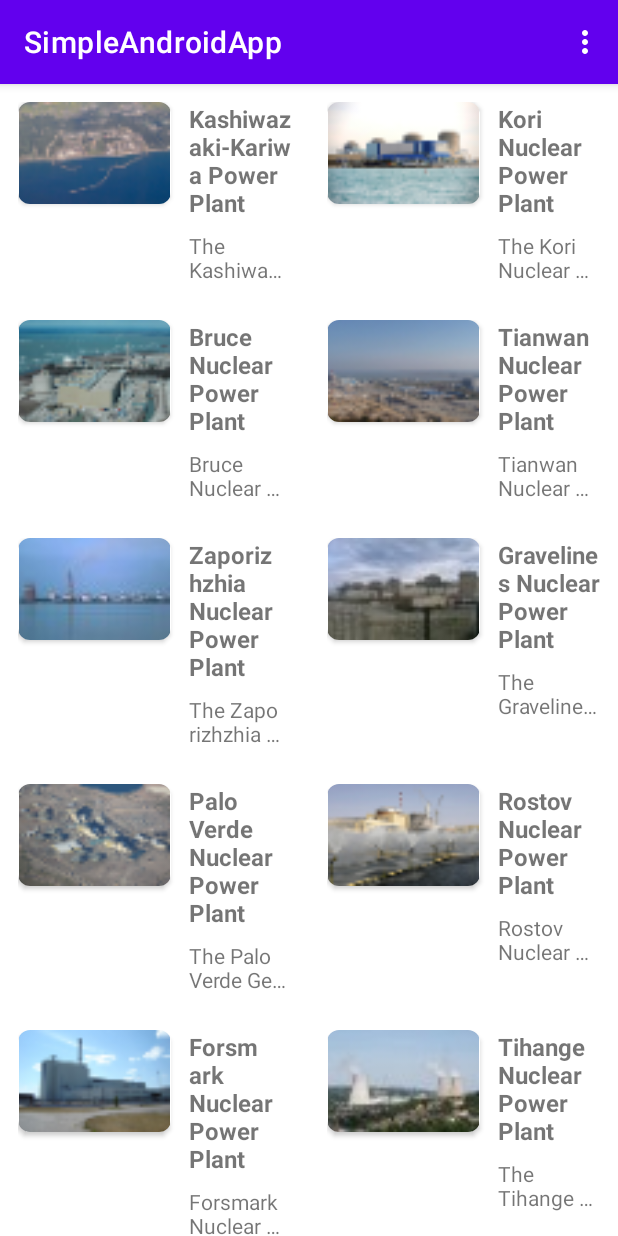
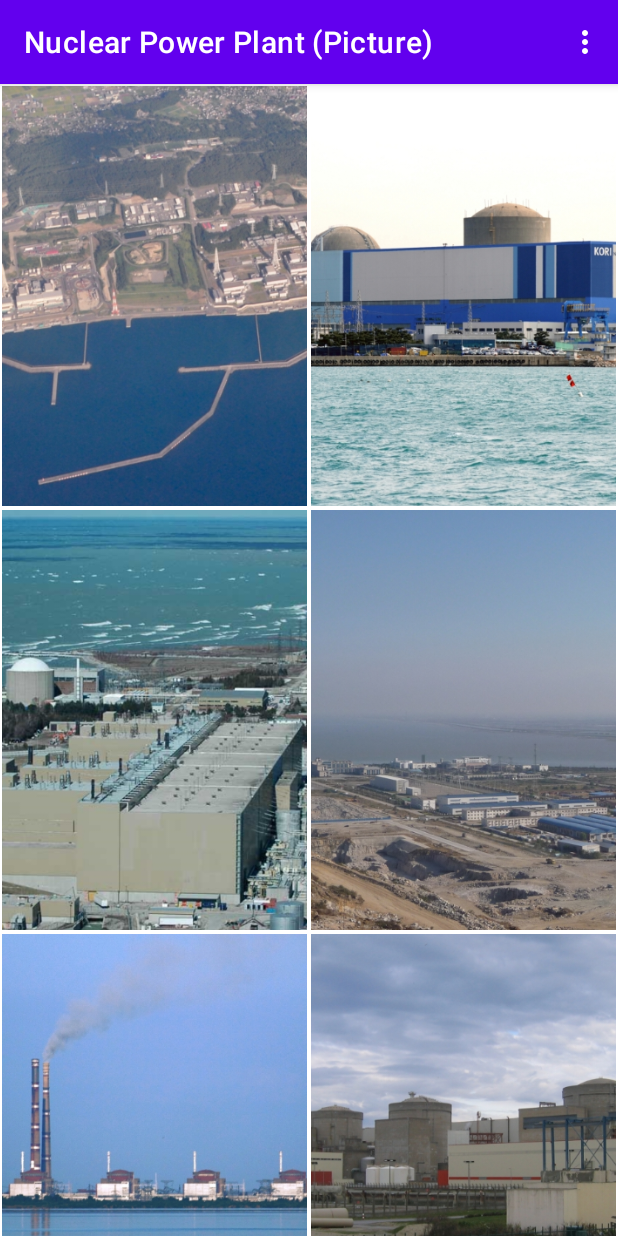
Before and after one commit to aNdr3W03/SimpleAndroidApp, an Android app: the screen it shows after launch (MainActivity), in the options menu, after a tap on "Grid", on a phone screen of 412 x 824 dp. Run offline under Robolectric (Android 15) with nearby library versions, the phone set to English and light mode, and no system bars.

Commit message:
update action bar title

```diff
--- /dev/null
+++ b/app/src/main/java/com/andrew/simpleandroidapp/GridNuclearAdapter.kt
@@ -0,0 +1,31 @@
+package com.andrew.simpleandroidapp
+
+import android.view.LayoutInflater
+import android.view.View
+import android.view.ViewGroup
+import android.widget.ImageView
+import androidx.recyclerview.widget.RecyclerView
+import com.bumptech.glide.Glide
+import com.bumptech.glide.request.RequestOptions
+
+class GridNuclearAdapter(val listNuclear: ArrayList<Nuclear>) : RecyclerView.Adapter<GridNuclearAdapter.GridViewHolder>() {
+    inner class GridViewHolder(itemView: View) : RecyclerView.ViewHolder(itemView) {
+        var imgPhoto: ImageView = itemView.findViewById(R.id.img_item_photo)
+    }
+
+    override fun onCreateViewHolder(parent: ViewGroup, viewType: Int): GridViewHolder {
+        val view: View = LayoutInflater.from(parent.context).inflate(R.layout.item_grid_nuclear, parent, false)
+        return GridViewHolder(view)
+    }
+
+    override fun onBindViewHolder(holder: GridViewHolder, position: Int) {
+        Glide.with(holder.itemView.context)
+            .load(listNuclear[position].photo)
+            .apply(RequestOptions().override(350, 550))
+            .into(holder.imgPhoto)
+    }
+
+    override fun getItemCount(): Int {
+        return listNuclear.size
+    }
+}
--- a/app/src/main/java/com/andrew/simpleandroidapp/MainActivity.kt
+++ b/app/src/main/java/com/andrew/simpleandroidapp/MainActivity.kt
@@ -11,10 +11,16 @@ import androidx.recyclerview.widget.RecyclerView
 class MainActivity : AppCompatActivity() {
     private lateinit var rvNuclears: RecyclerView
     private var list: ArrayList<Nuclear> = arrayListOf()
+    private var title: String = "Nuclear Power Plant"
+
+    private fun setActionBarTitle(title: String) {
+        supportActionBar?.title = title
+    }
 
     override fun onCreate(savedInstanceState: Bundle?) {
         super.onCreate(savedInstanceState)
         setContentView(R.layout.activity_main)
+        setActionBarTitle(title)
 
         rvNuclears = findViewById(R.id.rv_nuclears)
         rvNuclears.setHasFixedSize(true)
@@ -54,16 +60,20 @@ class MainActivity : AppCompatActivity() {
     private fun setMode(selectedMode: Int) {
         when (selectedMode) {
             R.id.mode_list -> {
+                title = "Nuclear Power Plant"
                 showRecyclerList()
             }
 
             R.id.mode_grid -> {
+                title = "Nuclear Power Plant (Picture)"
                 showRecyclerGrid()
             }
 
             R.id.mode_cardview -> {
+                title = "Nuclear Power Plant (Detail)"
                 showRecyclerCardView()
             }
         }
+        setActionBarTitle(title)
     }
 }
--- /dev/null
+++ b/app/src/main/res/layout/item_grid_nuclear.xml
@@ -0,0 +1,16 @@
+<?xml version="1.0" encoding="utf-8"?>
+<LinearLayout xmlns:android="http://schemas.android.com/apk/res/android"
+    xmlns:tools="http://schemas.android.com/tools"
+    android:layout_width="match_parent"
+    android:layout_height="wrap_content"
+    android:orientation="vertical">
+
+    <ImageView
+        android:id="@+id/img_item_photo"
+        android:layout_width="match_parent"
+        android:layout_height="280dp"
+        android:layout_margin="1dp"
+        android:scaleType="centerCrop"
+        android:contentDescription="@string/image"
+        tools:src="@tools:sample/avatars" />
+</LinearLayout>
--- a/app/src/main/res/values/strings.xml
+++ b/app/src/main/res/values/strings.xml
@@ -7,4 +7,5 @@
     <string name="cardview">Card View</string>
     <string name="favorite">Favorite</string>
     <string name="share">Share</string>
+    <string name="image">Image</string>
 </resources>
```
Also changed, not shown: app/src/main/java/com/andrew/simpleandroidapp/CardViewNuclearAdapter.kt (added, +55 -0 lines), app/src/main/res/layout/item_cardview_nuclear.xml (added, +83 -0 lines).
